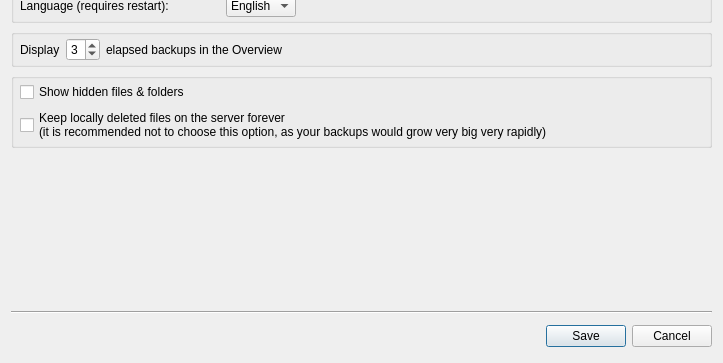
Above: src/gui/settings_form.ui from stepping-stone/sepiola before the change; both pictures show x 0 to 723 and y 208 to 571 of the 723 by 571 pixel window. Below: the same form after it.
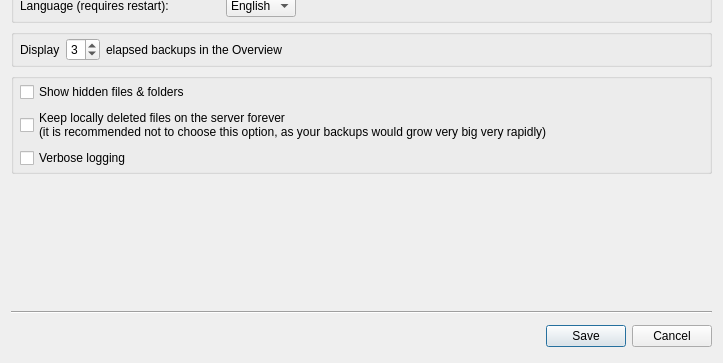
That is the form after the change.

Commit message:
Add checkbox to enable debug output
- add checkbox
- move logDebugMessage setting from application to user settings to make it
  configureable

```diff
--- a/src/gui/settings_form.ui
+++ b/src/gui/settings_form.ui
@@ -461,6 +461,13 @@
         </property>
        </widget>
       </item>
+      <item>
+       <widget class="QCheckBox" name="checkBoxVerboseLogging">
+        <property name="text">
+         <string>Verbose logging</string>
+        </property>
+       </widget>
+      </item>
      </layout>
     </widget>
    </item>
```
The commit also changes 4 other files.
